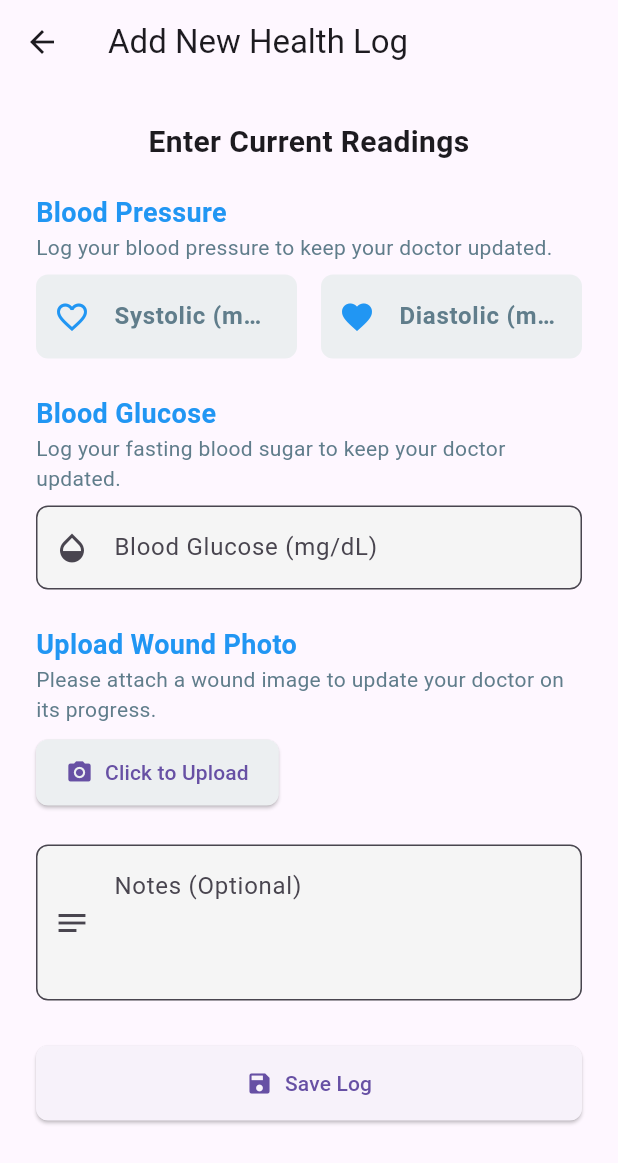
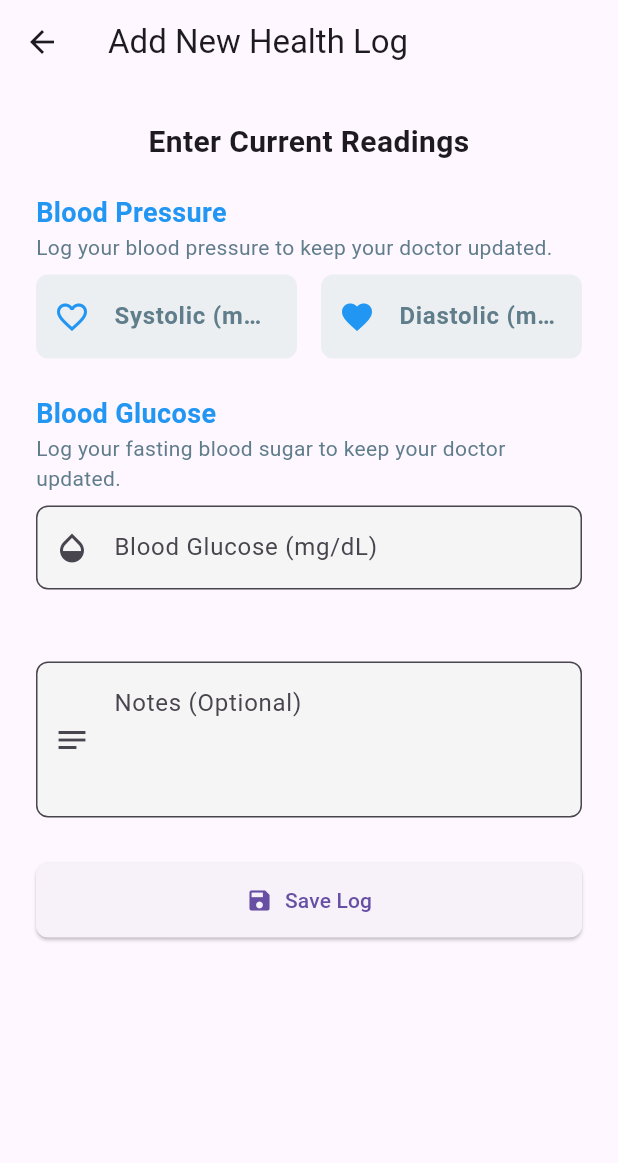
Before and after one commit to yongNotgio/diatrack1, a Flutter app: the HomeScreen screen opened directly with empty values, after a tap on the "add" icon, on a phone screen of 412 x 824 dp. Shown: the top 1163 px of the screen. Run offline on Flutter 3.47's test engine with Material 3 defaults, Android fonts, the phone set to English and light mode, and no system bars; our stand-ins replace image_picker, shared_preferences, supabase_flutter; accounts and stored records are empty; network calls fail.

Commit message:
Show wound photo upload only in Post-Operative phase
Added a 'phase' parameter to AddMetricsScreen and updated the UI to display the wound photo upload section only when the phase is 'Post-Operative'. Updated home_screen to pass the phase value from patientData when navigating to AddMetricsScreen.

```diff
--- a/diatrack1/lib/screens/add_metrics_screen.dart
+++ b/diatrack1/lib/screens/add_metrics_screen.dart
@@ -7,11 +7,13 @@ import '../services/supabase_service.dart';
 class AddMetricsScreen extends StatefulWidget {
   final String patientId;
   final Map<String, dynamic>? existingMetric;
+  final String? phase; // Add this line
 
   const AddMetricsScreen({
     super.key,
     required this.patientId,
     this.existingMetric,
+    this.phase, // Add this line
   });
 
   @override
@@ -285,6 +287,7 @@ class _AddMetricsScreenState extends State<AddMetricsScreen> {
                     ],
                   ),
                   const SizedBox(height: 24),
+                  if (widget.phase == "Post-Operative") ...[
                     const Text(
                       'Upload Wound Photo',
                       style: TextStyle(
@@ -362,6 +365,7 @@ class _AddMetricsScreenState extends State<AddMetricsScreen> {
                           fit: BoxFit.cover,
                         ),
                       ),
+                  ],
                   const SizedBox(height: 24),
                   TextFormField(
                     controller: _notesController,
--- a/diatrack1/lib/screens/home_screen.dart
+++ b/diatrack1/lib/screens/home_screen.dart
@@ -350,6 +350,9 @@ class _HomeScreenState extends State<HomeScreen> {
                                   builder:
                                       (context) => AddMetricsScreen(
                                         patientId: _patientId,
+                                        phase:
+                                            widget
+                                                .patientData['phase'], // Pass phase here
                                       ),
                                 ),
                               );
```
Lines whose indentation alone changed are shown as unchanged.
